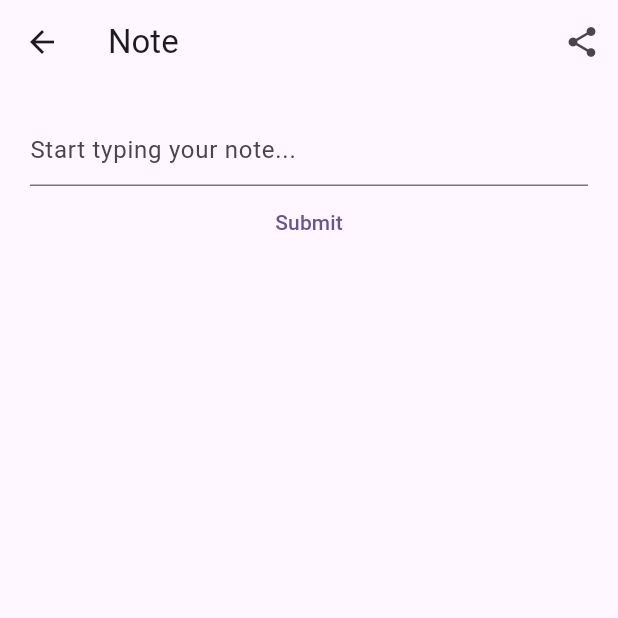
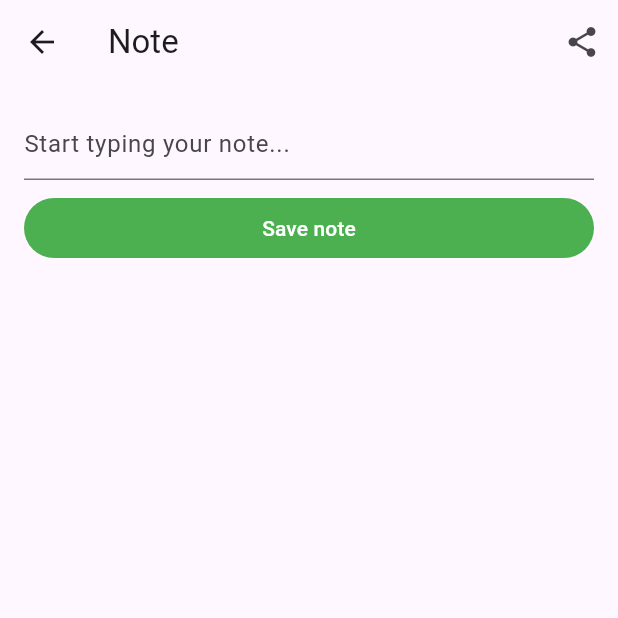
Before and after one commit to bitfactory-frank-spee/test_flutter_mynotes, a Flutter app: the NotesView screen opened directly, after a tap on the "add" icon, on a phone screen of 412 x 824 dp, the top half of it. Run offline on Flutter 3.47's test engine with Material 3 defaults, Android fonts, the phone set to English and light mode, and no system bars; our stand-ins replace cloud_firestore, equatable, firebase_auth, firebase_core, flutter_bloc, share_plus; accounts and stored records are empty.

Commit message:
feat: :lipstick: clean-up code and improve UX

```diff
--- a/lib/views/notes/create_update_note_view.dart
+++ b/lib/views/notes/create_update_note_view.dart
@@ -121,7 +121,7 @@ class _CreateUpdateNoteViewState extends State<CreateUpdateNoteView> {
             _setupTextControllerListener();
 
             return Padding(
-              padding: const EdgeInsets.all(20.0),
+              padding: const EdgeInsets.all(16.0),
               child: Column(
                 children: [
                   TextField(
@@ -132,11 +132,19 @@ class _CreateUpdateNoteViewState extends State<CreateUpdateNoteView> {
                       hintText: 'Start typing your note...',
                     ),
                   ),
-                  TextButton(
-                    onPressed: () {
-                      Navigator.of(context).pop();
-                    },
-                    child: const Text('Submit'),
+                  const SizedBox(height: 8.0),
+                  SizedBox(
+                    width: double.infinity,
+                    child: TextButton(
+                      onPressed: () {
+                        Navigator.of(context).pop();
+                      },
+                      style: ButtonStyle(
+                        foregroundColor: WidgetStateProperty.all(Colors.white),
+                        backgroundColor: WidgetStateProperty.all(Colors.green),
+                      ),
+                      child: const Text('Save note'),
+                    ),
                   ),
                 ],
               ),
--- a/lib/views/notes/notes_view.dart
+++ b/lib/views/notes/notes_view.dart
@@ -32,7 +32,13 @@ class _NotesViewState extends State<NotesView> {
   Widget build(BuildContext context) {
     return Scaffold(
       appBar: AppBar(
-        title: const Text('Your Notes'),
+        leading: const Padding(
+          padding: EdgeInsets.only(left: 16.0),
+          child: Image(
+            image: AssetImage('assets/bitfactory-logo-black.png'),
+          ),
+        ),
+        title: const Text('My Notes'),
         actions: [
           IconButton(
             onPressed: () {
```
